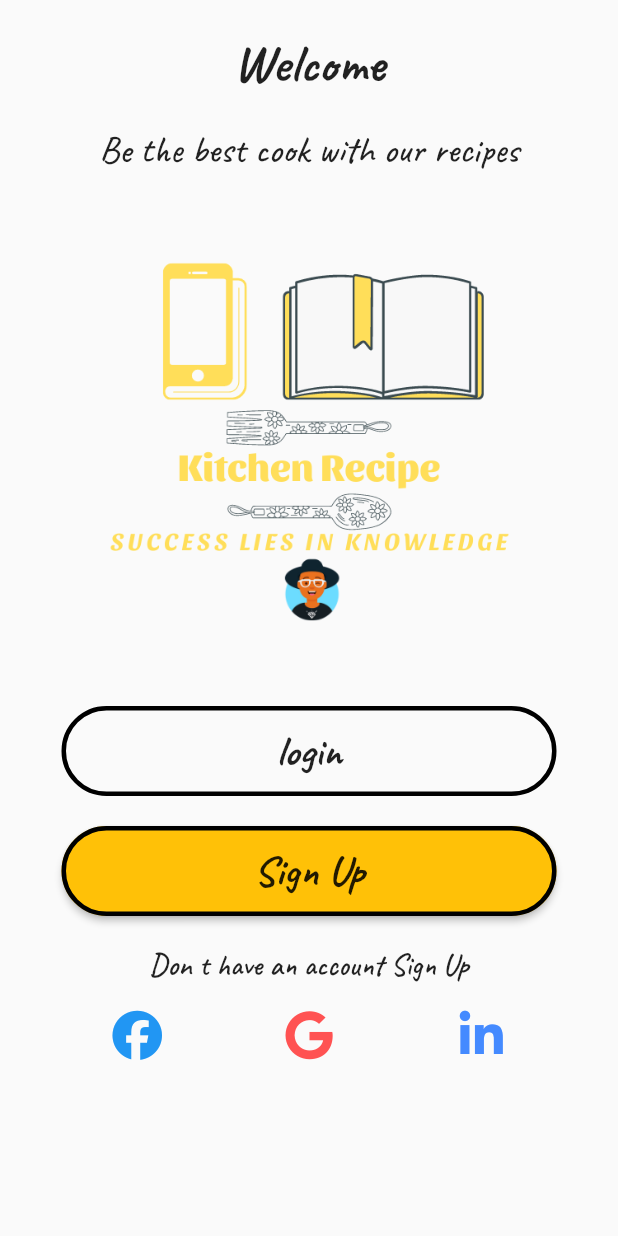
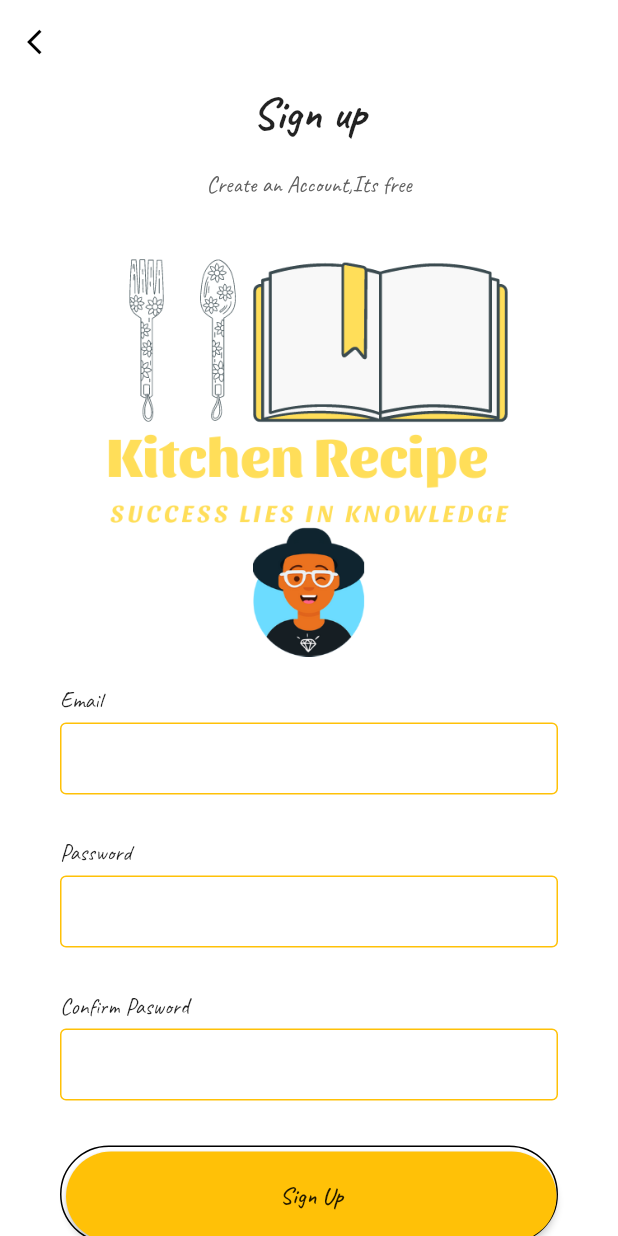
Before and after one commit to bidou10/recipe_kitchen_app, a Flutter app: the screen it shows after launch, after a tap on "Sign Up", on a phone screen of 412 x 824 dp. Run offline on Flutter 3.47's test engine with Material 2 defaults, Android fonts, the light colour scheme and no system bars; our stand-ins replace font_awesome_flutter, google_fonts; project files that could hold a hidden picture were left out.

Commit message:
login&signUp_End_V1

```diff
--- a/lib/first_page.dart
+++ b/lib/first_page.dart
@@ -1,5 +1,7 @@
 import 'package:flutter/material.dart';
 import 'package:font_awesome_flutter/font_awesome_flutter.dart';
+import 'package:recipe_kitchen_app/login_page.dart';
+import 'package:recipe_kitchen_app/sign_up_page.dart';
 
 class FirstPage extends StatelessWidget {
   const FirstPage({super.key});
@@ -51,7 +53,14 @@ class FirstPage extends StatelessWidget {
                   MaterialButton(
                     minWidth: 330,
                     height: 60,
-                    onPressed: () {},
+                    onPressed: () {
+                      Navigator.push(
+                        context,
+                        MaterialPageRoute(
+                          builder: (context) => LoginPage(),
+                        ),
+                      );
+                    },
                     shape: RoundedRectangleBorder(
                       side: BorderSide(
                           color: Colors.black,
@@ -74,7 +83,14 @@ class FirstPage extends StatelessWidget {
                     child: MaterialButton(
                       minWidth: 330,
                       height: 60,
-                      onPressed: () {},
+                      onPressed: () {
+                        Navigator.push(
+                          context,
+                          MaterialPageRoute(
+                            builder: (context) => SignUpPage(),
+                          ),
+                        );
+                      },
                       color: Colors.amber,
                       shape: RoundedRectangleBorder(
                           side: BorderSide(
--- /dev/null
+++ b/lib/sign_up_page.dart
@@ -0,0 +1,164 @@
+import 'package:flutter/material.dart';
+
+class SignUpPage extends StatelessWidget {
+  @override
+  Widget build(BuildContext context) {
+    return Scaffold(
+      resizeToAvoidBottomInset: false,
+      backgroundColor: Colors.white,
+      appBar: AppBar(
+        elevation: 0,
+        backgroundColor: Colors.white,
+        leading: IconButton(
+            onPressed: () {
+              Navigator.pop(context);
+            },
+            icon: Icon(
+              Icons.arrow_back_ios,
+              size: 20,
+              color: Colors.black,
+            )),
+      ),
+      body: SafeArea(
+        child: SingleChildScrollView(
+          child: Container(
+            height: MediaQuery.of(context).size.height,
+            width: double.infinity,
+            child: Column(
+              mainAxisAlignment: MainAxisAlignment.spaceBetween,
+              children: [
+                Column(
+                  children: [
+                    Column(
+                      mainAxisAlignment: MainAxisAlignment.spaceEvenly,
+                      children: [
+                        Text(
+                          "Sign up",
+                          style: TextStyle(
+                            fontSize: 30,
+                            fontWeight: FontWeight.bold,
+                          ),
+                        ),
+                        SizedBox(
+                          height: 20,
+                        ),
+                        Text(
+                          "Create an Account,Its free",
+                          style: TextStyle(
+                            fontSize: 15,
+                            color: Colors.grey[700],
+                          ),
+                        ),
+                        SizedBox(
+                          height: 30,
+                        ),
+                        Container(
+                          height: MediaQuery.of(context).size.height / 3,
+                          decoration: BoxDecoration(
+                            image: DecorationImage(
+                              image: AssetImage('assets/icons/loginv1.png'),
+                            ),
+                          ),
+                        ),
+                        SizedBox(
+                          height: 20,
+                        )
+                      ],
+                    ),
+                    Padding(
+                      padding: EdgeInsets.symmetric(horizontal: 40),
+                      child: Column(
+                        children: [
+                          makeInput(label: "Email"),
+                          makeInput(label: "Password", obsureText: true),
+                          makeInput(label: "Confirm Pasword", obsureText: true)
+                        ],
+                      ),
+                    ),
+                    Padding(
+                      padding: EdgeInsets.symmetric(horizontal: 40),
+                      child: Container(
+                        padding: EdgeInsets.only(top: 3, left: 3),
+                        decoration: BoxDecoration(
+                            borderRadius: BorderRadius.circular(40),
+                            border: Border(
+                                bottom: BorderSide(color: Colors.black),
+                                top: BorderSide(color: Colors.black),
+                                right: BorderSide(color: Colors.black),
+                                left: BorderSide(color: Colors.black))),
+                        child: MaterialButton(
+                          minWidth: double.infinity,
+                          height: 60,
+                          onPressed: () {},
+                          color: Colors.amber,
+                          shape: RoundedRectangleBorder(
+                              borderRadius: BorderRadius.circular(40)),
+                          child: Text(
+                            "Sign Up",
+                            style: TextStyle(
+                              fontWeight: FontWeight.w600,
+                              fontSize: 16,
+                            ),
+                          ),
+                        ),
+                      ),
+                    ),
+                    SizedBox(
+                      height: 20,
+                    ),
+                    Row(
+                      mainAxisAlignment: MainAxisAlignment.center,
+                      children: [
+                        Text("Already have an account? "),
+                        Text(
+                          "Login",
+                          style: TextStyle(
+                              fontWeight: FontWeight.w600, fontSize: 18),
+                        ),
+                      ],
+                    )
+                  ],
+                ),
+              ],
+            ),
+          ),
+        ),
+      ),
+    );
+  }
+}
+
+Widget makeInput({label, obsureText = false}) {
+  return Column(
+    crossAxisAlignment: CrossAxisAlignment.start,
+    children: [
+      Text(
+        label,
+        style: TextStyle(
+            fontSize: 15, fontWeight: FontWeight.w400, color: Colors.black87),
+      ),
+      SizedBox(
+        height: 5,
+      ),
+      TextField(
+        obscureText: obsureText,
+        decoration: InputDecoration(
+          contentPadding: EdgeInsets.symmetric(vertical: 0, horizontal: 10),
+          enabledBorder: OutlineInputBorder(
+            borderSide: BorderSide(
+              color: Colors.amber,
+            ),
+          ),
+          border: OutlineInputBorder(
+            borderSide: BorderSide(
+              color: Colors.amber,
+            ),
+          ),
+        ),
+      ),
+      SizedBox(
+        height: 30,
+      )
+    ],
+  );
+}
--- a/pubspec.yaml
+++ b/pubspec.yaml
@@ -63,6 +63,7 @@ flutter:
   # To add assets to your application, add an assets section, like this:
   assets:
     - assets/icons/login.png
+    - assets/icons/loginv1.png
     - assets/icons/facebook.png
     - assets/icons/google.png
     - assets/icons/user.png
```
Also changed, not shown: lib/login_page.dart (+141 -3 lines), assets/icons/loginv1.png (added).
